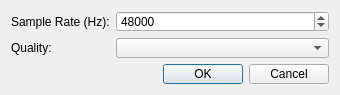
The window that qmmp/src/plugins/Effect/soxr/settingsdialog.ui (Greedysky/TTKMusicPlayer) describes before a commit, drawn with Qt 5.
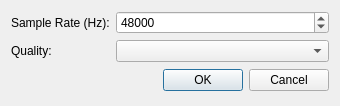
The same window after the commit.

Diff of the .ui file:
```diff
--- a/qmmp/src/plugins/Effect/soxr/settingsdialog.ui
+++ b/qmmp/src/plugins/Effect/soxr/settingsdialog.ui
@@ -7,19 +7,19 @@
     <x>0</x>
     <y>0</y>
     <width>340</width>
-    <height>95</height>
+    <height>106</height>
    </rect>
   </property>
   <property name="minimumSize">
    <size>
     <width>340</width>
-    <height>95</height>
+    <height>106</height>
    </size>
   </property>
   <property name="maximumSize">
    <size>
     <width>340</width>
-    <height>95</height>
+    <height>106</height>
    </size>
   </property>
   <property name="windowTitle">
```
